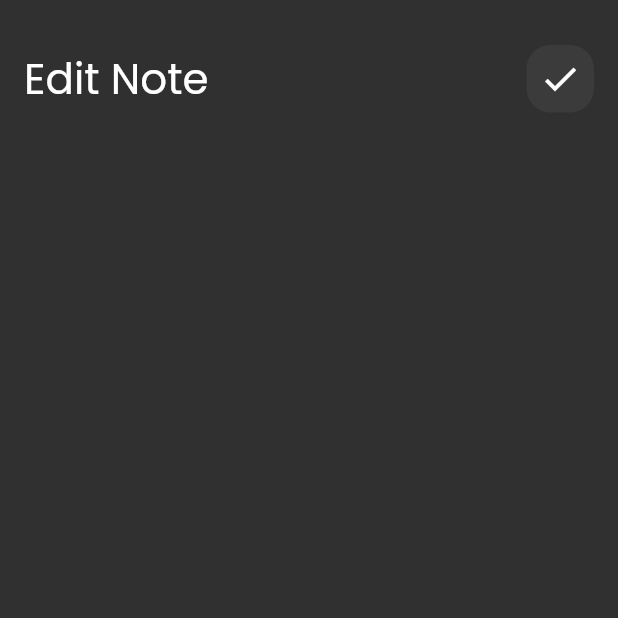
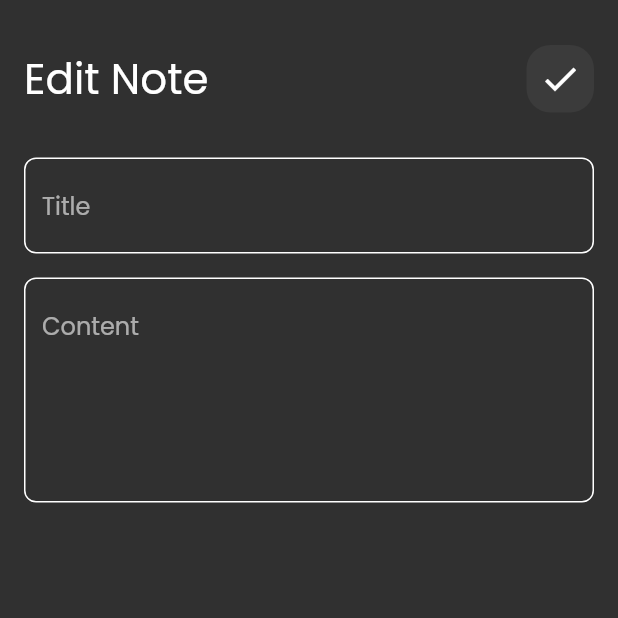
Before and after one commit to fadelnajem/notes_app, a Flutter app: the EditNoteView screen opened directly, on a phone screen of 412 x 824 dp, the top half of it. Run offline on Flutter 3.47's test engine with Material 2 defaults, Android fonts, the phone set to English and light mode, and no system bars; our stand-ins replace font_awesome_flutter.

Commit message:
complete edit note body

```diff
--- a/lib/widget/custom_botton.dart
+++ b/lib/widget/custom_botton.dart
@@ -1,5 +1,4 @@
 import 'package:flutter/material.dart';
-import 'package:flutter/widgets.dart';
 import 'package:notes_app/constants.dart';
 
 class CustomBotton extends StatelessWidget {
--- a/lib/widget/edit_note_view_body.dart
+++ b/lib/widget/edit_note_view_body.dart
@@ -1,4 +1,5 @@
 import 'package:flutter/material.dart';
+import 'package:notes_app/widget/custom_text_field.dart';
 
 import 'custom_app_bar.dart';
 
@@ -18,6 +19,17 @@ class EditNoteViewBody extends StatelessWidget {
             title: 'Edit Note',
             icon: Icons.check,
           ),
+          SizedBox(
+            height: 30,
+          ),
+          CustomTextField(hintText: 'Title'),
+          SizedBox(
+            height: 16,
+          ),
+          CustomTextField(
+            hintText: 'Content',
+            maxLines: 5,
+          )
         ],
       ),
     );
```
